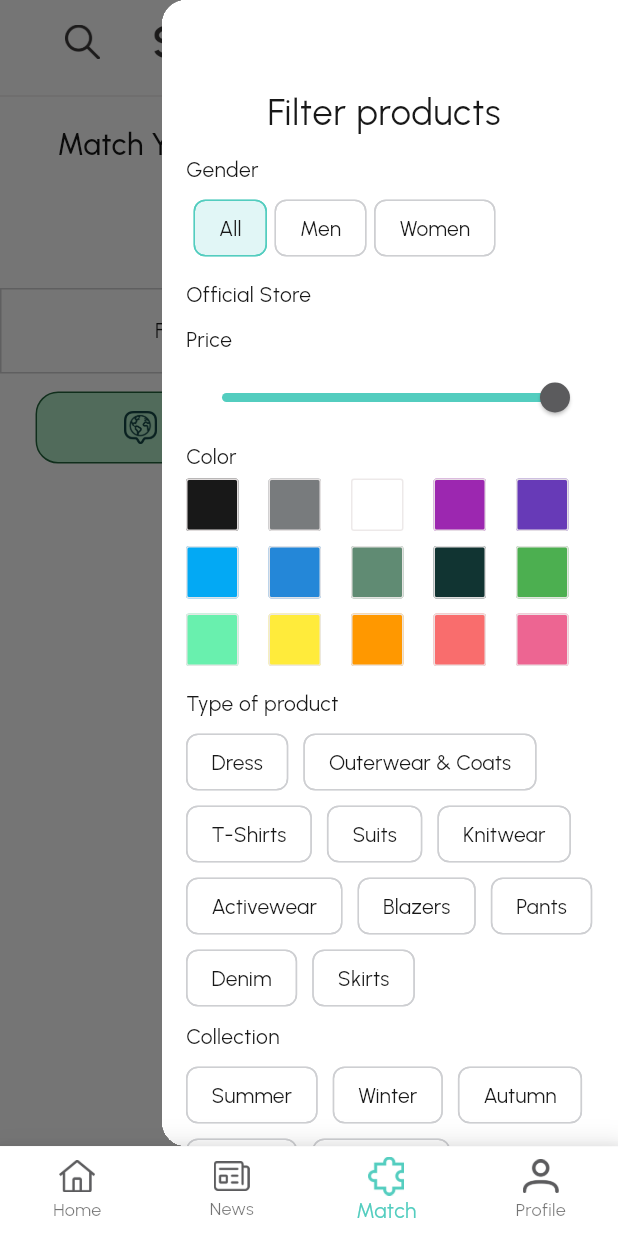
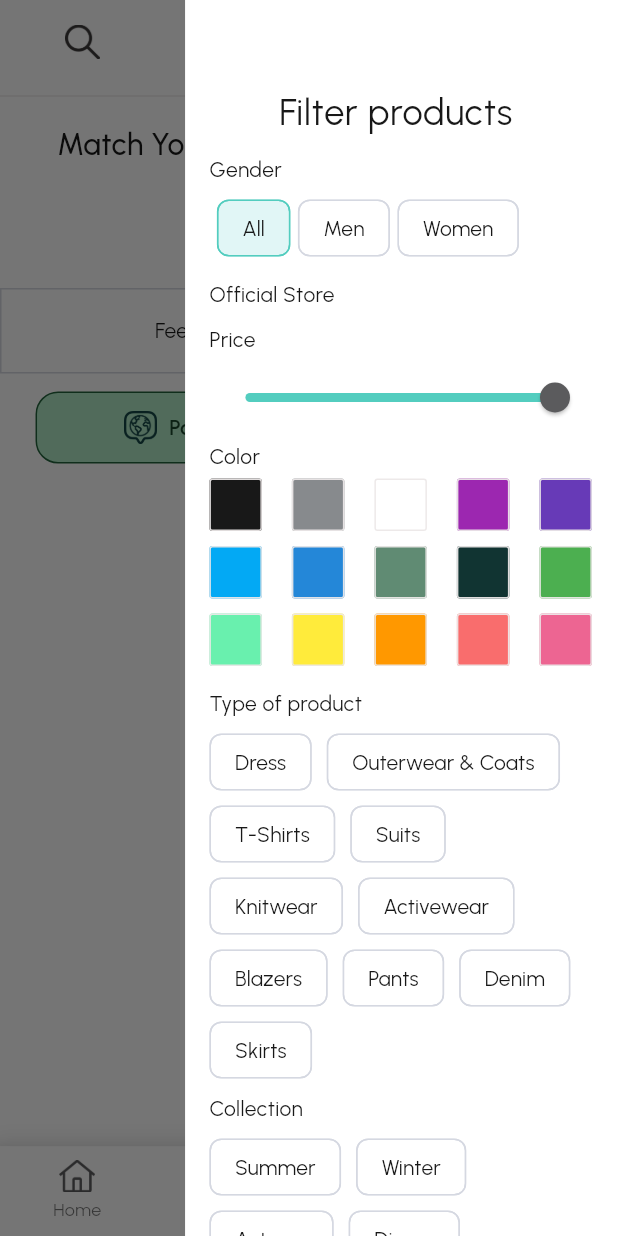
Before and after one commit to TanwaratSalee/StyleFinder, a Flutter app: the screen it shows once a user with an empty profile is signed in, item 3 of the bottom bar chosen, after a tap on the "filter list" icon, on a phone screen of 412 x 824 dp. Run offline on Flutter 3.47's test engine with Material 3 defaults, Android fonts, the phone set to English and light mode, and no system bars; our stand-ins replace cloud_firestore, firebase_auth, firebase_core, firebase_storage, flutter_card_swiper, flutter_rating_bar and 7 more; missing offline and left inert: flutter_facebook_auth, omise_flutter, pattern_formatter; accounts and stored records are empty.

Commit message:
edit icon fav and add filterDrawer to product screen , match screen

```diff
--- a/lib/Views/match_screen/match_screen.dart
+++ b/lib/Views/match_screen/match_screen.dart
@@ -1,8 +1,10 @@
 import 'package:cloud_firestore/cloud_firestore.dart';
+import 'package:flutter/material.dart';
 import 'package:flutter_finalproject/Views/store_screen/item_details.dart';
 import 'package:flutter_finalproject/Views/widgets_common/appbar_ontop.dart';
 import 'package:flutter_finalproject/Views/widgets_common/filterDrawer.dart';
 import 'package:flutter_finalproject/consts/consts.dart';
+import 'package:flutter_finalproject/controllers/home_controller.dart';
 import 'package:flutter_finalproject/controllers/product_controller.dart';
 import 'package:get/get.dart';
 
@@ -70,7 +72,6 @@ class _MatchScreenState extends State<MatchScreen> {
         backgroundColor: whiteColor,
         title: appbarField(context: context),
       ),
-      endDrawer: FilterDrawer(),
       body: CustomScrollView(
         physics: NeverScrollableScrollPhysics(),
         slivers: <Widget>[
@@ -96,12 +97,15 @@ class _MatchScreenState extends State<MatchScreen> {
                       icon: Icon(Icons.filter_list_rounded,
                           color: greyDark, size: 25),
                       onPressed: () {
-                        scaffoldKey.currentState!
-                            .openEndDrawer(); // Open the end drawer
+                        showModalRightSheet(
+                          context: context,
+                          builder: (BuildContext context) {
+                            return FilterDrawer();
+                          },
+                        );
                       },
                     )
                         .box
-                        // .padding(EdgeInsets.all(7))
                         .border(color: greyThin)
                         .roundedFull
                         .make(),
@@ -416,3 +420,36 @@ class _MatchScreenState extends State<MatchScreen> {
     );
   }
 }
+
+void showModalRightSheet({
+  required BuildContext context,
+  required WidgetBuilder builder,
+}) {
+  showGeneralDialog(
+    context: context,
+    barrierDismissible: true,
+    barrierLabel: MaterialLocalizations.of(context).modalBarrierDismissLabel,
+    barrierColor: Colors.black54,
+    transitionDuration: Duration(milliseconds: 200),
+    pageBuilder: (BuildContext context, Animation<double> animation, Animation<double> secondaryAnimation) {
+      return Align(
+        alignment: Alignment.centerRight,
+        child: Material(
+          child: Container(
+            width: MediaQuery.of(context).size.width * 0.7,
+            child: builder(context),
+          ),
+        ),
+      );
+    },
+    transitionBuilder: (BuildContext context, Animation<double> animation, Animation<double> secondaryAnimation, Widget child) {
+      return SlideTransition(
+        position: Tween<Offset>(
+          begin: const Offset(1.0, 0.0),
+          end: Offset.zero,
+        ).animate(animation),
+        child: child,
+      );
+    },
+  );
+}
--- a/lib/Views/news_screen/news_screen.dart
+++ b/lib/Views/news_screen/news_screen.dart
@@ -765,7 +765,7 @@ class ProductCard extends StatelessWidget {
                 children: [
                   Image.asset(
                     icTapFavoriteButton,
-                    width: 25,
+                    width: 14,
                   ),
                   SizedBox(width: 5),
                   Text(
--- a/lib/consts/colors.dart
+++ b/lib/consts/colors.dart
@@ -2,15 +2,15 @@ import 'package:flutter/material.dart';
 
 const Color thinPrimaryApp = Color.fromRGBO(53, 194, 193, 0.15);
 const Color primaryApp = Color.fromRGBO(83, 205, 191, 1);
-const Color primaryDark = Color.fromRGBO(106, 152, 152, 1);
+const Color primaryDark = Color.fromRGBO(139, 184, 184, 1);
 const Color whiteColor = Color.fromRGBO(255, 255, 255, 1);
 const Color blackColor = Color.fromRGBO(24, 24, 24, 1);
 const Color golden = Color.fromRGBO(245, 214, 50, 1);
 const Color redThinColor = Color.fromRGBO(255, 193, 193, 1);
 const Color redColor = Color.fromRGBO(249, 109, 109, 1);
 const Color greyThin = Color.fromARGB(240, 236, 232, 232);
-const Color greyLine = Color.fromRGBO(206, 207, 210, 1);
-const Color greyColor = Color.fromRGBO(120, 123, 125, 1);
+const Color greyLine = Color.fromRGBO(213, 216, 225, 1);
+const Color greyColor = Color.fromRGBO(135, 138, 141, 1);
 const Color greyDark = Color.fromRGBO(91, 91, 93, 1);
 
 const Color whiteOpacity = Color.fromRGBO(255, 255, 255, 0.92);
```
Also changed, not shown: lib/Views/home_screen/home_screen.dart (+41 -6 lines), lib/Views/news_screen/product_screen.dart (+41 -1 lines), lib/Views/profile_screen/profile_screen.dart (+32 -28 lines), lib/Views/store_screen/item_details.dart (+29 -29 lines), assets/icons/FavoriteButton.png, assets/icons/iconsAccount/icTapFavProfile.png, assets/icons/redlike.png.
